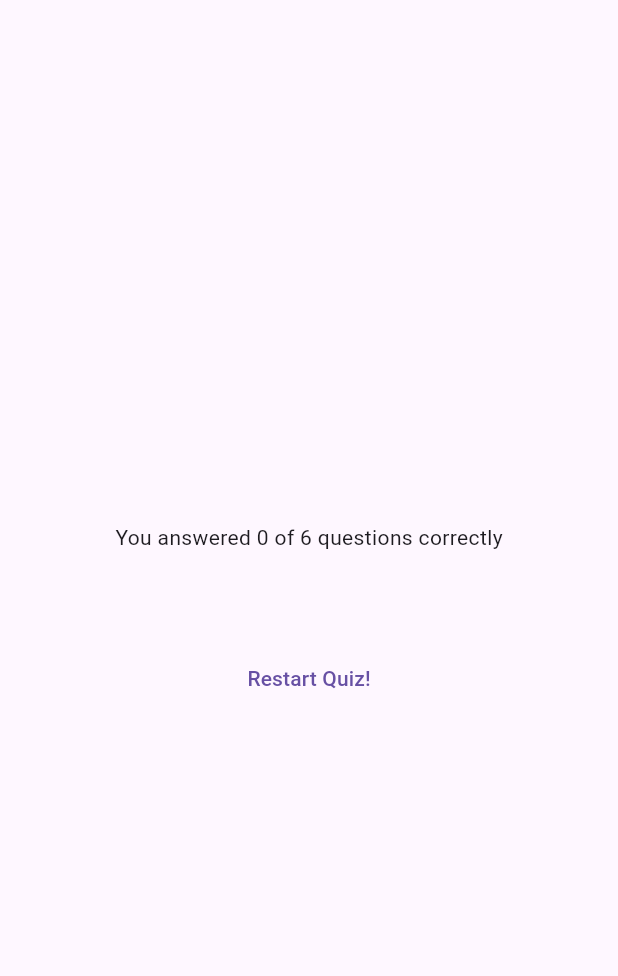
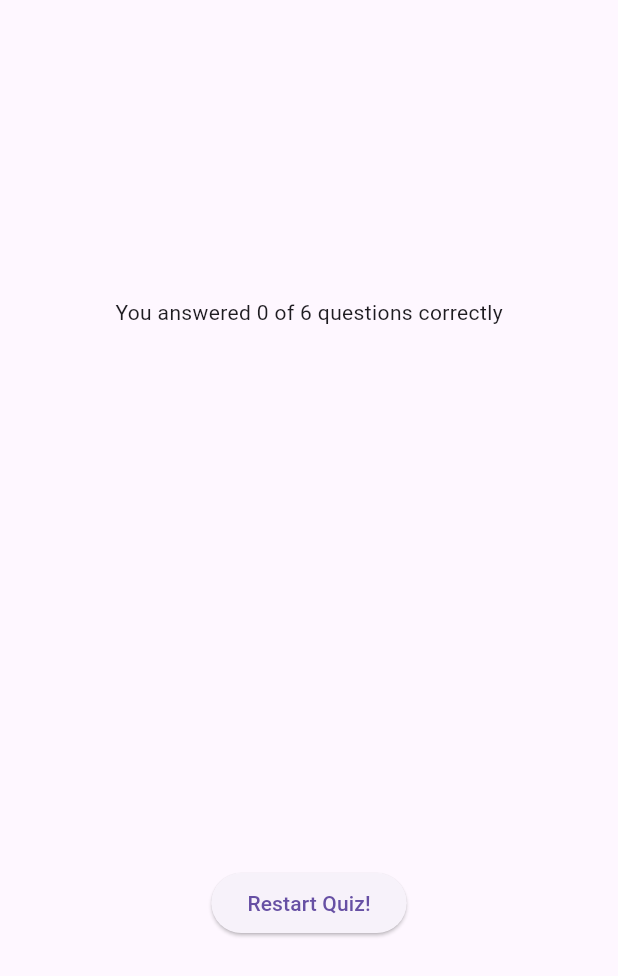
Before and after one commit to e7gx/project_test2, a Flutter app: the ResultsScreen widget shown alone on an empty page, opened directly with empty values, on a phone screen of 412 x 824 dp. Shown: the top 976 px of the screen. Run offline on Flutter 3.47's test engine with Material 3 defaults, Android fonts, the phone set to English and light mode, and no system bars; our stand-ins replace google_fonts.

Commit message:
showing result screen

```diff
--- a/lib/questions_summary.dart
+++ b/lib/questions_summary.dart
@@ -7,14 +7,16 @@
 
   @override
   Widget build(BuildContext context) {
-    return Column(
+    return SizedBox(
+      height: 300,
+      child: SingleChildScrollView(
+        child: Column(
           children: summaryData.map(
             (data) {
               return Row(
                 children: [
-              Text(
-                ((data['question'] as int) + 1).toString(),
-              ),
+                  Text(((data['question_index'] as int) + 1)
+                      .toString()), //fix bug here
                   Expanded(
                     child: Column(
                       children: [
@@ -31,6 +33,8 @@
               );
             },
           ).toList(),
+        ),
+      ),
     );
   }
 }
--- a/lib/results_screen.dart
+++ b/lib/results_screen.dart
@@ -39,12 +39,11 @@
           mainAxisAlignment: MainAxisAlignment.center,
           children: [
             Text(
-              'You answered $numCorrectQuestions of $numTotalQuestions questions correctly',
-            ),
+                'You answered $numCorrectQuestions of $numTotalQuestions questions correctly'),
             const SizedBox(height: 30),
             QuestionsSummary(summaryData),
             const SizedBox(height: 30),
-            TextButton(
+            ElevatedButton(
               onPressed: () {},
               child: const Text('Restart Quiz!'),
             ),
```
Lines whose indentation alone changed are shown as unchanged.
